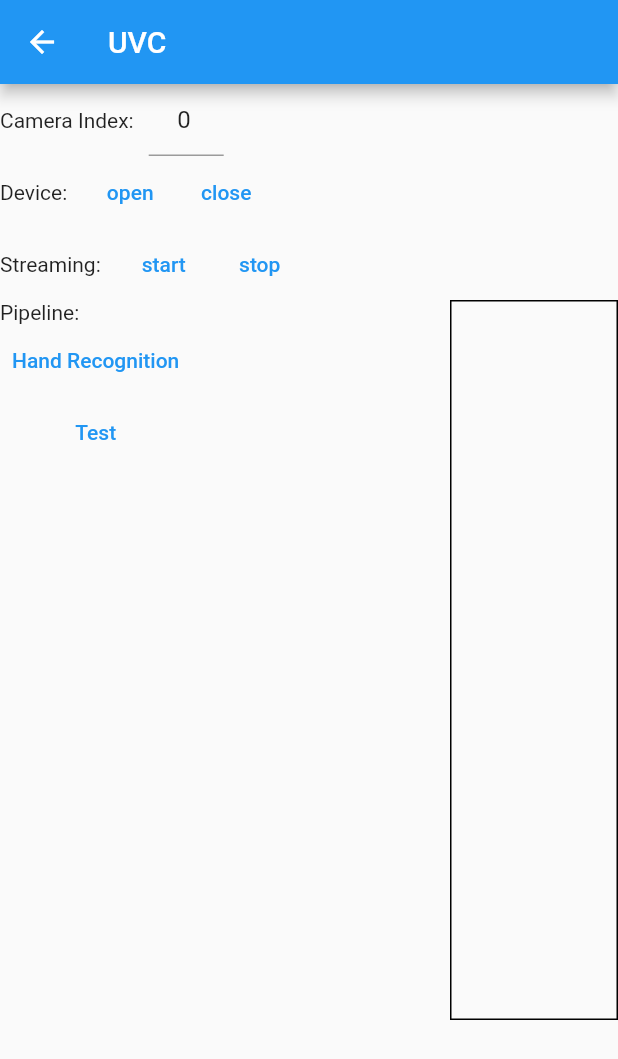
After one commit to HedgeHao/flutter_vision3d, a Flutter app: the HandDetectionView screen opened by its route, after a tap on "Hand Recognition", on a phone screen of 412 x 824 dp. The commit adds this screen. Shown: the top 1059 px of the screen. Run offline on Flutter 3.47's test engine with Material 2 defaults, Android fonts, the phone set to English and light mode, and no system bars; our stand-ins replace flutter_switch, get.

Commit message:
add hand detection example

```diff
--- /dev/null
+++ b/example/lib/hand_detection/hand_detection.binding.dart
@@ -0,0 +1,9 @@
+import 'package:flutter_vision_example/hand_detection/hand_detection.controller.dart';
+import 'package:get/get.dart';
+
+class HandDetectionBinding extends Bindings {
+  @override
+  void dependencies() {
+    Get.put(HandDetectionController());
+  }
+}
--- /dev/null
+++ b/example/lib/hand_detection/hand_detection.controller.dart
@@ -0,0 +1,130 @@
+import 'dart:typed_data';
+
+import 'package:flutter/material.dart';
+import 'package:flutter/services.dart';
+import 'package:flutter_vision/camera/camera.dart';
+import 'package:flutter_vision/camera/dummy.dart';
+import 'package:flutter_vision/camera/uvc.dart';
+import 'package:flutter_vision/constants.dart';
+import 'package:flutter_vision/flutter_vision.dart';
+import 'package:get/get.dart';
+
+class PositionedRect extends StatelessWidget {
+  final double top, left, width, height;
+  final Color color;
+
+  const PositionedRect(this.left, this.top, this.width, this.height, this.color, {Key? key}) : super(key: key);
+
+  @override
+  Widget build(BuildContext context) {
+    return Positioned(
+        top: top,
+        left: left,
+        child: Container(
+          width: width,
+          height: height,
+          decoration: BoxDecoration(border: Border.all(color: color)),
+        ));
+  }
+}
+
+class HandDetectionController extends GetxController {
+  HandDetectionController();
+
+  @override
+  void onInit() {
+    FlutterVision.listen(fvCallback);
+    super.onInit();
+  }
+
+  final HAND_DETECTOR = '/home/hedgehao/test/hand_landmark_lite.tflite';
+
+  FvCamera? cam;
+  List<PositionedRect> rects = [];
+  int rgbTextureId = 0;
+  List<Offset> points = [];
+
+  TFLiteModel? model;
+
+  Future<dynamic> fvCallback(MethodCall call) async {
+    if (call.method == 'onInference') {
+      Float32List output = await model!.getTensorOutput(0, [63]);
+
+      points.clear();
+      for (int i = 0; i < 21; i++) {
+        points.add(Offset(output[i * 3] * 640 / 224, output[i * 3 + 1] * 480 / 224));
+      }
+
+      update();
+    } else if (call.method == 'onUvcFrame') {
+    } else if (call.method == 'onNiFrame') {
+    } else if (call.method == 'onHandled') {}
+
+    return;
+  }
+
+  Future<void> openUvcCamera(String serial) async {
+    RxStatus.empty();
+
+    if (cam == null) {
+      cam = await FvCamera.create(serial, CameraType.UVC) as UvcCamera?;
+      if (cam == null) {
+        print('Create Camera Failed');
+        return;
+      }
+    }
+
+    update();
+  }
+
+  void closeUvcCamera(String serial) async {
+    await cam?.close();
+  }
+
+  void enableStreaming(String serial) async {
+    await cam?.enableStream();
+  }
+
+  void disableStreaming(String serial) async {
+    await cam?.disableStream();
+  }
+
+  void frPipeline() async {
+    if (cam == null) return;
+
+    model ??= await TFLiteModel.create(HAND_DETECTOR);
+
+    FvPipeline rgbPipeline = cam!.rgbPipeline;
+    await rgbPipeline.clear();
+    await rgbPipeline.cvtColor(OpenCV.COLOR_BGR2RGBA);
+    await rgbPipeline.show();
+    await rgbPipeline.resize(224, 224, mode: OpenCV.INTER_LINEAR);
+    await rgbPipeline.cvtColor(OpenCV.COLOR_RGBA2RGB);
+    await rgbPipeline.convertTo(OpenCV.CV_32FC3, 1.0 / 255.0);
+    await rgbPipeline.setInputTensorData(model!.index, 0, FvPipeline.DATATYPE_FLOAT);
+    await rgbPipeline.inference(model!.index, interval: 100);
+  }
+
+  void test() async {
+    cam ??= await FvCamera.create("0", CameraType.DUMMY) as DummyCamera;
+
+    if (cam == null) return;
+
+    model ??= await TFLiteModel.create(HAND_DETECTOR);
+    rgbTextureId = cam!.rgbTextureId;
+
+    FvPipeline pipeline = cam!.rgbPipeline;
+    await pipeline.clear();
+    await pipeline.imread('/home/hedgehao/test/hand.jpg');
+    await pipeline.cvtColor(OpenCV.COLOR_BGR2RGBA);
+    await pipeline.show();
+    await pipeline.resize(224, 224, mode: OpenCV.INTER_LINEAR);
+    await pipeline.cvtColor(OpenCV.COLOR_RGBA2RGB);
+    await pipeline.convertTo(OpenCV.CV_32FC3, 1.0 / 255.0);
+    await pipeline.setInputTensorData(model!.index, 0, FvPipeline.DATATYPE_FLOAT);
+    await pipeline.inference(model!.index, interval: 100);
+    await pipeline.run();
+
+    update();
+  }
+}
--- /dev/null
+++ b/example/lib/hand_detection/hand_detection.view.dart
@@ -0,0 +1,130 @@
+import 'dart:ui';
+
+import 'package:flutter/material.dart';
+import 'package:flutter_vision_example/hand_detection/hand_detection.controller.dart';
+import 'package:get/get.dart';
+
+final TextEditingController ctl = TextEditingController()..text = '0';
+
+class HandDetectionView extends GetView<HandDetectionController> {
+  const HandDetectionView({Key? key}) : super(key: key);
+
+  @override
+  Widget build(BuildContext context) {
+    Size size = MediaQuery.of(context).size;
+    return Scaffold(
+      appBar: AppBar(
+        title: const Text("UVC"),
+        leading: BackButton(
+          color: Colors.white,
+          onPressed: () => Get.back(),
+        ),
+      ),
+      body: Row(children: [
+        SizedBox(
+            width: 300,
+            height: size.height,
+            child: Column(
+              crossAxisAlignment: CrossAxisAlignment.start,
+              children: [
+                Row(children: [
+                  const Text('Camera Index:'),
+                  const SizedBox(width: 10),
+                  SizedBox(
+                      width: 50,
+                      child: TextField(
+                        controller: ctl,
+                        textAlign: TextAlign.center,
+                      )),
+                ]),
+                Row(
+                  children: [
+                    const Text('Device:'),
+                    const SizedBox(width: 10),
+                    TextButton(
+                        onPressed: () {
+                          controller.openUvcCamera(ctl.text);
+                        },
+                        child: const Text('open')),
+                    TextButton(
+                        onPressed: () {
+                          controller.closeUvcCamera(ctl.text);
+                        },
+                        child: const Text('close')),
+                  ],
+                ),
+                Row(
+                  children: [
+                    const Text('Streaming:'),
+                    const SizedBox(width: 10),
+                    TextButton(
+                        onPressed: () {
+                          controller.enableStreaming(ctl.text);
+                        },
+                        child: const Text('start')),
+                    TextButton(
+                        onPressed: () {
+                          controller.disableStreaming(ctl.text);
+                        },
+                        child: const Text('stop')),
+                  ],
+                ),
+                const Text('Pipeline:'),
+                Column(children: [
+                  TextButton(
+                      onPressed: () {
+                        controller.frPipeline();
+                      },
+                      child: const Text('Hand Recognition')),
+                  TextButton(
+                      onPressed: () {
+                        controller.test();
+                      },
+                      child: const Text('Test'))
+                ]),
+              ],
+            )),
+        Expanded(
+            child: Column(
+          mainAxisAlignment: MainAxisAlignment.center,
+          crossAxisAlignment: CrossAxisAlignment.center,
+          children: [
+            Container(
+                decoration: BoxDecoration(border: Border.all(width: 1)),
+                width: 640,
+                height: 480,
+                child: GetBuilder<HandDetectionController>(
+                  builder: (controller) {
+                    return controller.cam == null
+                        ? const SizedBox()
+                        : Stack(children: [
+                            Texture(textureId: controller.cam!.rgbTextureId),
+                            CustomPaint(painter: HandPainter(controller.points)),
+                          ]);
+                  },
+                ))
+          ],
+        ))
+      ]),
+    );
+  }
+}
+
+class HandPainter extends CustomPainter {
+  List<Offset> points;
+
+  HandPainter(this.points);
+
+  @override
+  void paint(Canvas canvas, Size size) {
+    Paint p = Paint()
+      ..color = Colors.red
+      ..strokeCap = StrokeCap.round
+      ..strokeWidth = 10;
+
+    canvas.drawPoints(PointMode.points, points, p);
+  }
+
+  @override
+  bool shouldRepaint(covariant CustomPainter oldDelegate) => true;
+}
--- a/example/lib/main.dart
+++ b/example/lib/main.dart
@@ -3,6 +3,8 @@ import 'package:flutter_vision_example/efficient_net/efficient_net.binding.dart'
 import 'package:flutter_vision_example/efficient_net/efficient_net.view.dart';
 import 'package:flutter_vision_example/faceRecognizer/fr.binding.dart';
 import 'package:flutter_vision_example/faceRecognizer/fr.view.dart';
+import 'package:flutter_vision_example/hand_detection/hand_detection.binding.dart';
+import 'package:flutter_vision_example/hand_detection/hand_detection.view.dart';
 import 'package:flutter_vision_example/realsense/realsense.binding.dart';
 import 'package:flutter_vision_example/realsense/realsense.view.dart';
 import 'package:flutter_vision_example/route.dart';
@@ -48,6 +50,7 @@ class AppPages {
         GetPage(name: AppRoutes.realsense, page: () => const RealsenseView(), binding: RealsenseBinding()),
         GetPage(name: AppRoutes.fr, page: () => const FaceRecognizerView(), binding: FaceRecognizerBinding()),
         GetPage(name: AppRoutes.efficientNet, page: () => const EfficientNetView(), binding: EfficientNetBinding()),
+        GetPage(name: AppRoutes.handDetection, page: () => const HandDetectionView(), binding: HandDetectionBinding()),
       ],
     ),
   ];
@@ -93,6 +96,11 @@ class HomeView extends StatelessWidget {
             subtitle: const Text('Object Detection with Efficient Net Model'),
             onTap: () => Get.toNamed('/home/efficient_net'),
           ),
+          ListTile(
+            title: const Text('Hand Detection'),
+            subtitle: const Text('Hand Detection with model provided by MediaPipe'),
+            onTap: () => Get.toNamed('/home/hand_detection'),
+          ),
         ],
       ),
     );
--- a/example/lib/route.dart
+++ b/example/lib/route.dart
@@ -4,4 +4,5 @@ abstract class AppRoutes {
   static const uvc = '/uvc';
   static const fr = '/fr';
   static const efficientNet = '/efficient_net';
+  static const handDetection = '/hand_detection';
 }
```
